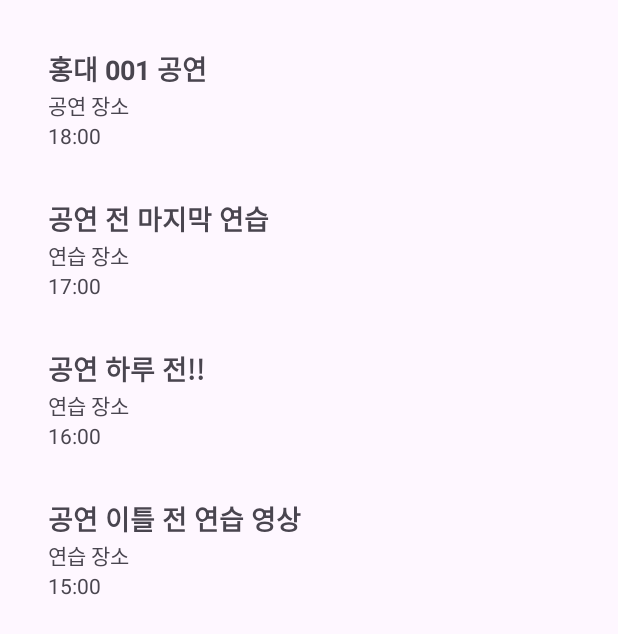
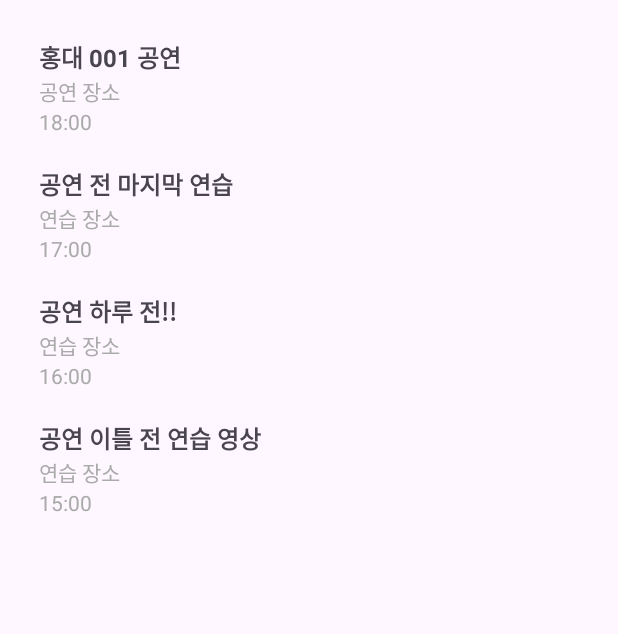
Before and after one commit to hapjuhasil/Android, an Android app: the fragment AllFragment shown on its own in the app's theme, on a phone screen of 412 x 824 dp. Shown: the top 634 px of the screen. Run offline under Robolectric (Android 15) with nearby library versions, the phone set to English and light mode, and no system bars.

Commit message:
[feat] calender 날짜 일정보기

```diff
--- a/happle/app/src/main/java/com/example/happle/adapters/EventsAdapter.kt
+++ b/happle/app/src/main/java/com/example/happle/adapters/EventsAdapter.kt
@@ -8,35 +8,25 @@ import androidx.recyclerview.widget.RecyclerView
 import com.example.happle.R
 import com.example.happle.model.Event
 
-class EventsAdapter : RecyclerView.Adapter<EventsAdapter.EventViewHolder>() {
+class EventsAdapter(private val eventList: List<Event>) : RecyclerView.Adapter<EventsAdapter.ViewHolder>() {
 
-    private var events: List<Event> = listOf()
-
-    override fun onCreateViewHolder(parent: ViewGroup, viewType: Int): EventViewHolder {
-        val view = LayoutInflater.from(parent.context).inflate(R.layout.item_event, parent, false)
-        return EventViewHolder(view)
+    inner class ViewHolder(itemView: View) : RecyclerView.ViewHolder(itemView) {
+        val title: TextView = itemView.findViewById(R.id.event_title)
+        val location: TextView = itemView.findViewById(R.id.event_location)
+        val time: TextView = itemView.findViewById(R.id.event_time)
     }
 
-    override fun onBindViewHolder(holder: EventViewHolder, position: Int) {
-        holder.bind(events[position])
+    override fun onCreateViewHolder(parent: ViewGroup, viewType: Int): ViewHolder {
+        val view = LayoutInflater.from(parent.context).inflate(R.layout.item_event, parent, false)
+        return ViewHolder(view)
     }
 
-    override fun getItemCount(): Int = events.size
-
-    fun submitList(events: List<Event>) {
-        this.events = events
-        notifyDataSetChanged()
+    override fun onBindViewHolder(holder: ViewHolder, position: Int) {
+        val event = eventList[position]
+        holder.title.text = event.title
+        holder.location.text = event.description
+        holder.time.text = event.time
     }
 
-    class EventViewHolder(itemView: View) : RecyclerView.ViewHolder(itemView) {
-        private val title: TextView = itemView.findViewById(R.id.eventTitle)
-        private val description: TextView = itemView.findViewById(R.id.eventDescription)
-        private val time: TextView = itemView.findViewById(R.id.eventTime)
-
-        fun bind(event: Event) {
-            title.text = event.title
-            description.text = event.description
-            time.text = event.time
-        }
-    }
+    override fun getItemCount(): Int = eventList.size
 }
--- a/happle/app/src/main/java/com/example/happle/fragments/AllFragment.kt
+++ b/happle/app/src/main/java/com/example/happle/fragments/AllFragment.kt
@@ -22,10 +22,6 @@ class AllFragment : Fragment() {
     ): View? {
         val view = inflater.inflate(R.layout.fragment_all, container, false)
         val recyclerView: RecyclerView = view.findViewById(R.id.recyclerView)
-        eventsAdapter = EventsAdapter()
-
-        recyclerView.layoutManager = LinearLayoutManager(requireContext())
-        recyclerView.adapter = eventsAdapter
 
         // 더미 데이터
         val events = listOf(
@@ -35,7 +31,11 @@ class AllFragment : Fragment() {
             Event("공연 이틀 전 연습 영상", "연습 장소", "15:00", GregorianCalendar(2024, Calendar.JULY, 12).time)
         )
 
-        eventsAdapter.submitList(events)
+        // 이벤트 리스트를 어댑터에 전달
+        eventsAdapter = EventsAdapter(events)
+
+        recyclerView.layoutManager = LinearLayoutManager(requireContext())
+        recyclerView.adapter = eventsAdapter
 
         return view
     }
--- a/happle/app/src/main/res/layout/item_event.xml
+++ b/happle/app/src/main/res/layout/item_event.xml
@@ -3,28 +3,27 @@
     android:layout_width="match_parent"
     android:layout_height="wrap_content"
     android:orientation="vertical"
-    android:padding="16dp">
+    android:padding="10dp">
 
     <TextView
-        android:id="@+id/eventTitle"
+        android:id="@+id/event_title"
         android:layout_width="wrap_content"
         android:layout_height="wrap_content"
-        android:text="Event Title"
-        android:textSize="18sp"
+        android:textSize="16sp"
         android:textStyle="bold" />
 
     <TextView
-        android:id="@+id/eventDescription"
+        android:id="@+id/event_location"
         android:layout_width="wrap_content"
         android:layout_height="wrap_content"
-        android:text="Event Description"
-        android:textSize="14sp" />
+        android:textSize="14sp"
+        android:textColor="@android:color/darker_gray" />
 
     <TextView
-        android:id="@+id/eventTime"
+        android:id="@+id/event_time"
         android:layout_width="wrap_content"
         android:layout_height="wrap_content"
-        android:text="Event Time"
-        android:textSize="14sp" />
+        android:textSize="14sp"
+        android:textColor="@android:color/darker_gray" />
 
 </LinearLayout>
```
Also changed, not shown: happle/app/src/main/java/com/example/happle/CalendarActivity.kt (+30 -3 lines), happle/app/src/main/java/com/example/happle/PracticeFragment.kt (+5 -5 lines), happle/app/src/main/java/com/example/happle/fragments/ChallengeFragment.kt (+5 -5 lines), happle/app/src/main/java/com/example/happle/fragments/MeetingFragment.kt (+5 -5 lines), happle/app/src/main/java/com/example/happle/fragments/PerformanceFragment.kt (+5 -6 lines), happle/app/src/main/res/layout/activity_calendar.xml (+22 -4 lines).
